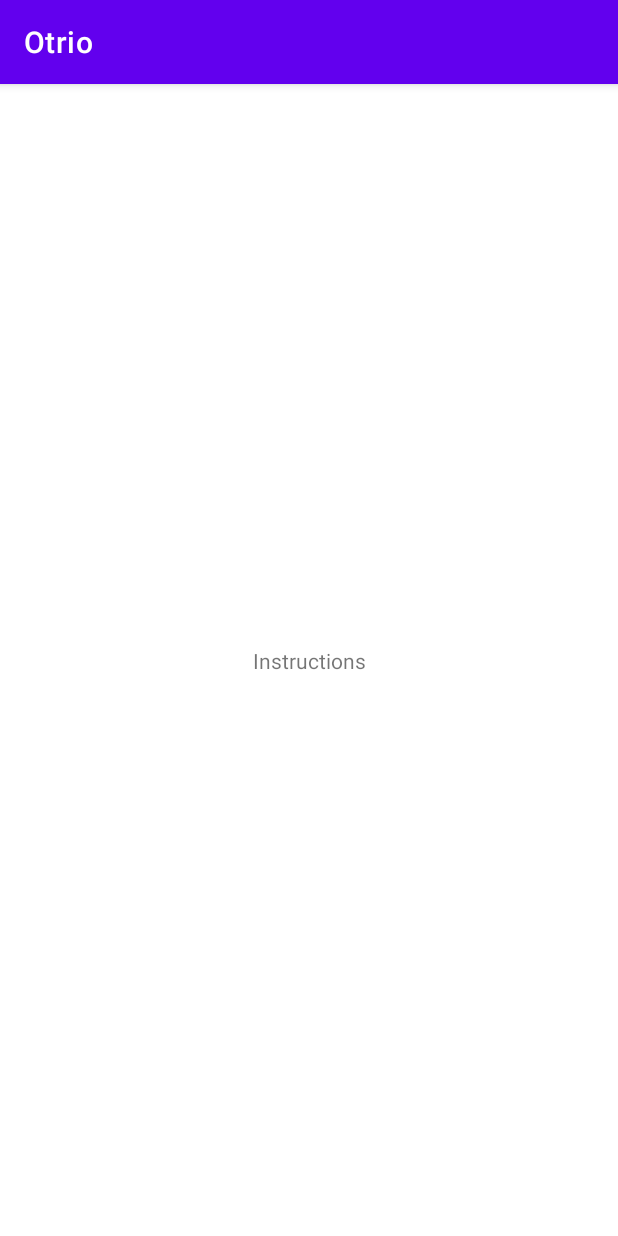
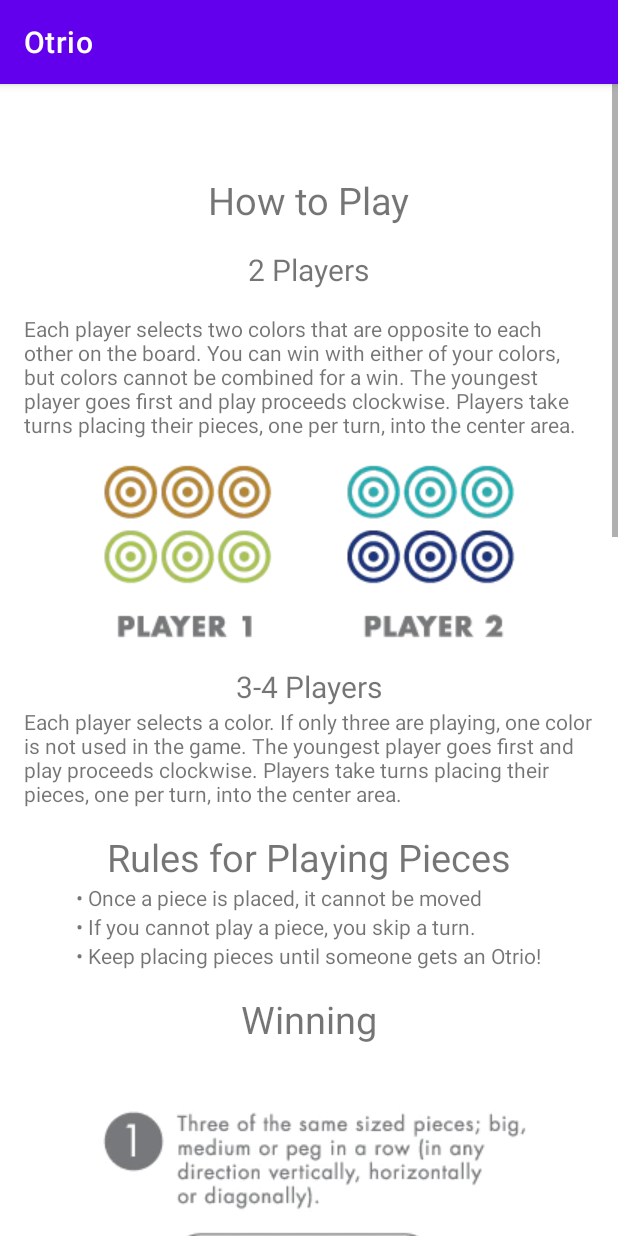
Before and after one commit to ammarkn/otrio-app, an Android app: the InstructionsActivity screen opened directly, with no data from a screen before it, on a phone screen of 412 x 824 dp. Run offline under Robolectric (Android 15) with nearby library versions, the phone set to English and light mode, and no system bars.

Commit message:
Init instructions design

```diff
--- a/app/src/main/res/layout/activity_instructions.xml
+++ b/app/src/main/res/layout/activity_instructions.xml
@@ -6,13 +6,121 @@
     android:layout_height="match_parent"
     tools:context=".InstructionsActivity">
 
-    <TextView
-        android:id="@+id/textView2"
-        android:layout_width="wrap_content"
+    <ScrollView
+        android:layout_width="match_parent"
+        android:layout_height="match_parent">
+
+
+    <LinearLayout
+        android:layout_marginTop="60dp"
+        android:layout_width="match_parent"
         android:layout_height="wrap_content"
-        android:text="Instructions"
-        app:layout_constraintBottom_toBottomOf="parent"
-        app:layout_constraintEnd_toEndOf="parent"
-        app:layout_constraintStart_toStartOf="parent"
-        app:layout_constraintTop_toTopOf="parent" />
+        android:gravity="center_horizontal"
+        android:orientation="vertical"
+        >
+        <TextView
+            android:layout_width="wrap_content"
+            android:layout_height="wrap_content"
+            android:text="How to Play"
+            android:textSize="25sp"
+            android:layout_marginBottom="15dp"
+            />
+
+        <TextView
+            android:layout_width="wrap_content"
+            android:layout_height="wrap_content"
+            android:text="2 Players"
+            android:textSize="20sp"
+            />
+        <TextView
+            android:padding="16dp"
+            android:layout_width="wrap_content"
+            android:layout_height="wrap_content"
+            android:text="Each player selects two colors that are opposite to each other on the board. You can win with either of your colors, but colors cannot be combined for a win. The youngest player goes first and play proceeds clockwise. Players take turns placing their pieces, one per turn, into the center area."
+            />
+        <ImageView
+            android:layout_width="wrap_content"
+            android:layout_height="wrap_content"
+            android:src="@drawable/two_players"
+            android:layout_marginBottom="15dp"
+            />
+        <TextView
+            android:layout_width="wrap_content"
+            android:layout_height="wrap_content"
+            android:text="3-4 Players"
+            android:textSize="20sp"
+            />
+
+        <TextView
+            android:paddingHorizontal="16dp"
+            android:layout_width="wrap_content"
+            android:layout_height="wrap_content"
+            android:text="Each player selects a color. If only three are playing, one color is not used in the game. The youngest player goes first and play proceeds clockwise. Players take turns placing their pieces, one per turn, into the center area."
+            android:layout_marginBottom="15dp"
+            />
+
+        <TextView
+            android:layout_width="wrap_content"
+            android:layout_height="wrap_content"
+            android:text="Rules for Playing Pieces"
+            android:textSize="25sp"
+            />
+        <LinearLayout
+            android:layout_width="wrap_content"
+            android:layout_height="wrap_content"
+            android:orientation="vertical"
+            android:layout_marginBottom="15dp"
+            >
+        <TextView
+            android:layout_width="wrap_content"
+            android:layout_height="wrap_content"
+            android:text="• Once a piece is placed, it cannot be moved"
+            />
+        <TextView
+            android:layout_width="wrap_content"
+            android:layout_height="wrap_content"
+            android:text="• If you cannot play a piece, you skip a turn."
+            />
+
+        <TextView
+            android:layout_width="wrap_content"
+            android:layout_height="wrap_content"
+            android:text="• Keep placing pieces until someone gets an Otrio!"
+            />
+        </LinearLayout>
+
+        <TextView
+            android:layout_width="wrap_content"
+            android:layout_height="wrap_content"
+            android:text="Winning"
+            android:textSize="25sp"
+            />
+
+        <TextView
+            android:layout_width="wrap_content"
+            android:layout_height="wrap_content"
+            />
+
+        <ImageView
+            android:layout_width="wrap_content"
+            android:layout_height="wrap_content"
+            android:src="@drawable/winning_1"
+            />
+        <ImageView
+            android:layout_width="wrap_content"
+            android:layout_height="wrap_content"
+            android:src="@drawable/winning_2"
+            />
+        <ImageView
+            android:layout_width="wrap_content"
+            android:layout_height="wrap_content"
+            android:src="@drawable/winning_3"
+            android:scaleType="fitStart"
+            android:layout_marginBottom="70dp"
+            />
+
+
+    </LinearLayout>
+
+    </ScrollView>
 </androidx.constraintlayout.widget.ConstraintLayout>
```
Also changed, not shown: app/src/main/res/drawable/two_players.webp (added), app/src/main/res/drawable/winning_1.webp (added), app/src/main/res/drawable/winning_2.webp (added), app/src/main/res/drawable/winning_3.webp (added).
